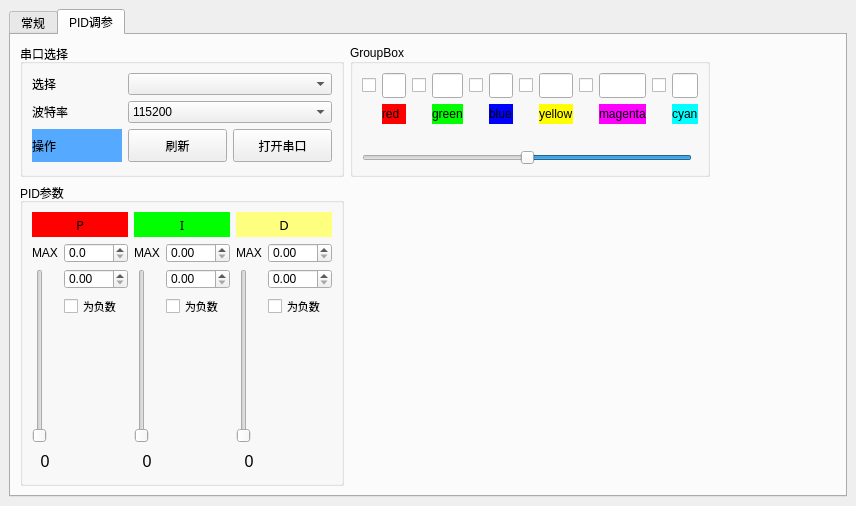
This is ui_mainwidow.ui in StrangeChan/SerialDebuggingAssistant as Qt 5 draws it before an edit. The edited form follows.
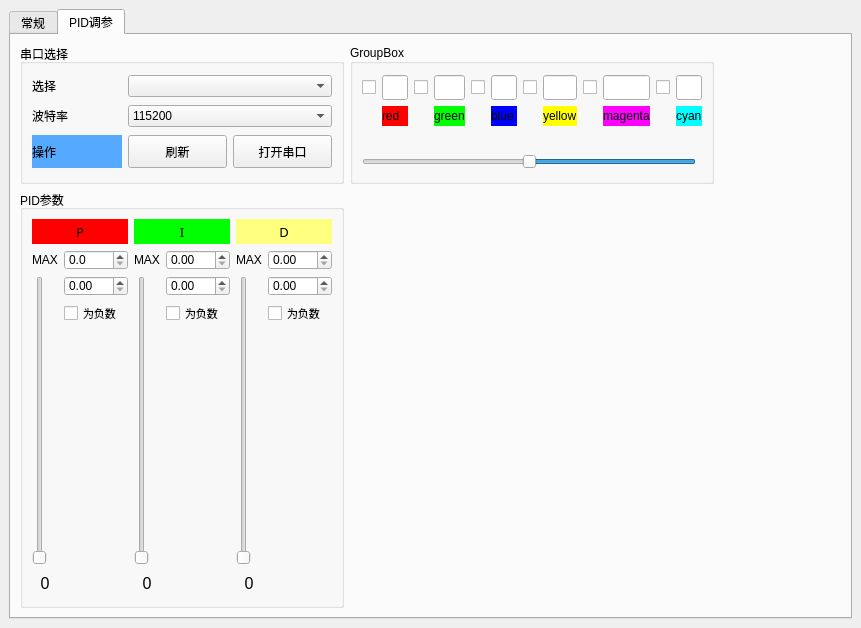
This is the edited form. Custom widgets are drawn as their Qt base class.

Commit message: add the slider to control the figure size

```diff
--- a/ui_mainwidow.ui
+++ b/ui_mainwidow.ui
@@ -6,8 +6,8 @@
    <rect>
     <x>0</x>
     <y>0</y>
-    <width>856</width>
-    <height>506</height>
+    <width>861</width>
+    <height>628</height>
    </rect>
   </property>
   <property name="baseSize">
```
The commit also changes 4 other files.
